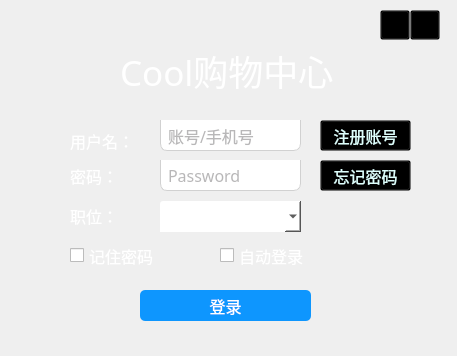
shulip/ShoppingMallSystem, file src/GUI/LoginWindow/Ui/Ui_LoginInterface.ui: the form before one commit.
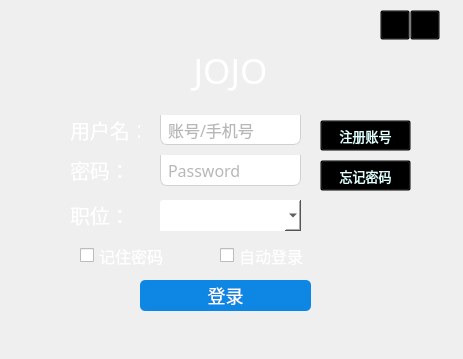
The form after the commit. Icons and pictures are not drawn.

Patch:
```diff
--- a/src/GUI/LoginWindow/Ui/Ui_LoginInterface.ui
+++ b/src/GUI/LoginWindow/Ui/Ui_LoginInterface.ui
@@ -9,8 +9,8 @@
    <rect>
     <x>0</x>
     <y>0</y>
-    <width>457</width>
-    <height>356</height>
+    <width>463</width>
+    <height>359</height>
    </rect>
   </property>
   <property name="windowTitle">
@@ -25,11 +25,12 @@
      <x>10</x>
      <y>10</y>
      <width>430</width>
-     <height>330</height>
+     <height>321</height>
     </rect>
    </property>
    <property name="styleSheet">
     <string notr="true">*{
+
 	font-family:century gothic;
 	font-size:16px
 }
@@ -42,12 +43,14 @@
 {
     border-top-left-radius:15px;
 	border-bottom-right-radius:15px;
-	
+	font: 9pt &quot;黑体&quot;;
+font-size:20px;
 }
 
 QLabel
 {
 	color:white;
+
 }
 
 
@@ -80,9 +83,9 @@
     <property name="geometry">
      <rect>
       <x>150</x>
-      <y>110</y>
+      <y>105</y>
       <width>141</width>
-      <height>31</height>
+      <height>30</height>
      </rect>
     </property>
     <property name="styleSheet">
@@ -113,7 +116,7 @@
     <property name="geometry">
      <rect>
       <x>130</x>
-      <y>280</y>
+      <y>270</y>
       <width>171</width>
       <height>31</height>
      </rect>
@@ -122,8 +125,10 @@
      <string notr="true">QPushButton
 {
     color:white;
-    background-color:rgb(14 , 150 , 254);
-    border-radius:5px;
+  
+background-color:rgb(14 , 135 , 228);
+font: 9pt &quot;黑体&quot;;
+    border-radius:5px;font-size:18px;
 }
 
 QPushButton:hover
@@ -135,7 +140,7 @@
 QPushButton:pressed
 {
     color:white;
-    background-color:rgb(14 , 135 , 228);
+      background-color:rgb(14 , 150 , 254);
     padding-left:3px;
     padding-top:3px;
 }
@@ -148,7 +153,7 @@
    <widget class="QCheckBox" name="rememberKey">
     <property name="geometry">
      <rect>
-      <x>60</x>
+      <x>70</x>
       <y>230</y>
       <width>91</width>
       <height>31</height>
@@ -162,7 +167,7 @@
     <property name="geometry">
      <rect>
       <x>150</x>
-      <y>150</y>
+      <y>145</y>
       <width>141</width>
       <height>31</height>
      </rect>
@@ -198,9 +203,9 @@
     <property name="geometry">
      <rect>
       <x>60</x>
-      <y>110</y>
-      <width>71</width>
-      <height>41</height>
+      <y>100</y>
+      <width>70</width>
+      <height>40</height>
      </rect>
     </property>
     <property name="text">
@@ -211,9 +216,9 @@
     <property name="geometry">
      <rect>
       <x>60</x>
-      <y>150</y>
+      <y>145</y>
       <width>61</width>
-      <height>31</height>
+      <height>30</height>
      </rect>
     </property>
     <property name="text">
@@ -250,7 +255,10 @@
 }</string>
     </property>
     <property name="text">
-     <string>Cool购物中心</string>
+     <string>JOJO</string>
+    </property>
+    <property name="alignment">
+     <set>Qt::AlignCenter</set>
     </property>
    </widget>
    <widget class="QPushButton" name="registAccount">
@@ -265,8 +273,9 @@
     <property name="styleSheet">
      <string notr="true">QPushButton
 {
-    color:rgb(222, 255, 253);
+    color:rgb(222, 255, 253);font: 9pt &quot;黑体&quot;;
     background-color:transparent;
+font-size:13px;
 }
 
 QPushButton:hover
@@ -291,8 +300,9 @@
     <property name="styleSheet">
      <string notr="true">QPushButton
 {
-     color:rgb(222, 255, 253);
+     color:rgb(222, 255, 253);font: 9pt &quot;黑体&quot;;
     background-color:transparent;
+font-size:13px;
 }
 
 QPushButton:hover
@@ -378,7 +388,7 @@
       <x>60</x>
       <y>190</y>
       <width>61</width>
-      <height>31</height>
+      <height>30</height>
      </rect>
     </property>
     <property name="text">
@@ -389,7 +399,7 @@
     <property name="geometry">
      <rect>
       <x>150</x>
-      <y>191</y>
+      <y>190</y>
       <width>141</width>
       <height>31</height>
      </rect>
```
